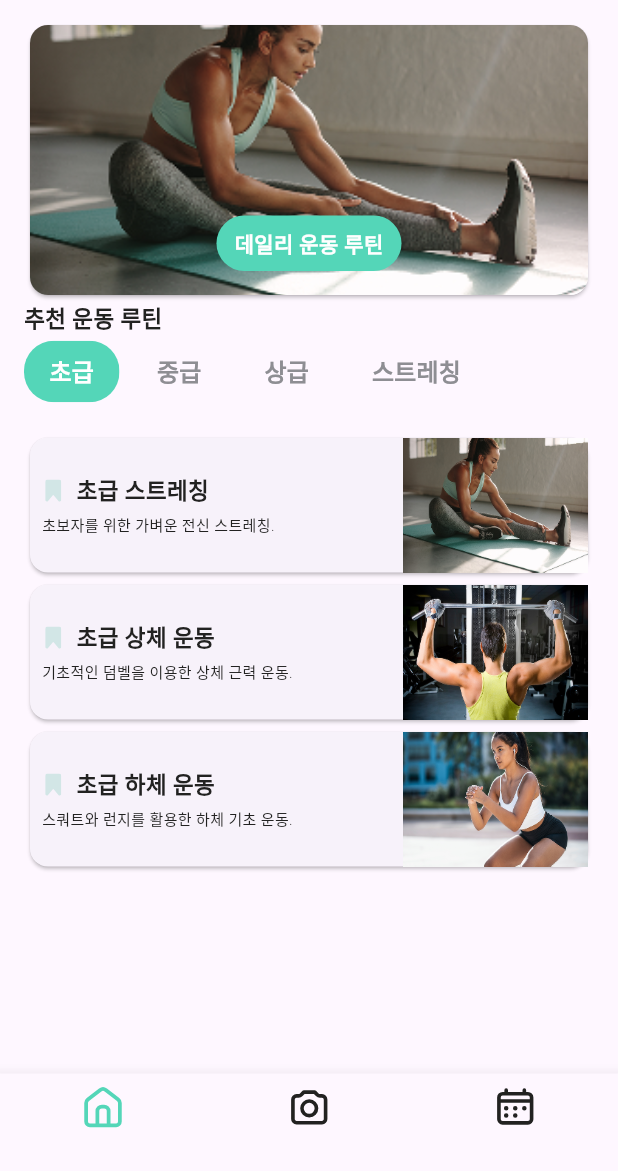
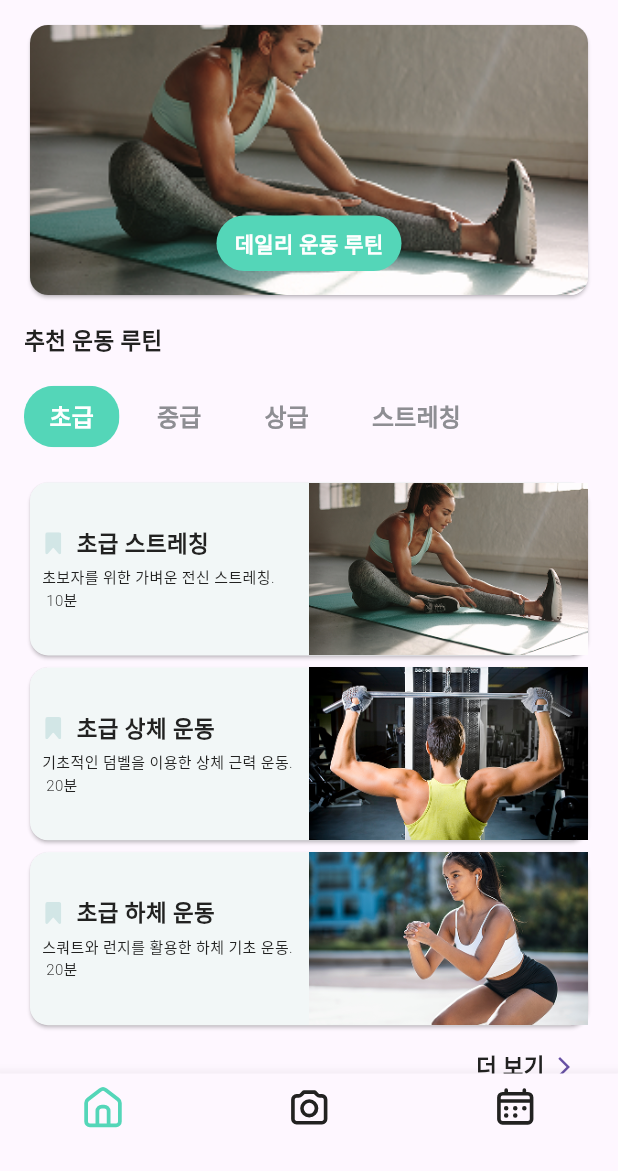
Before and after one commit to leeyeji11/health_routine, a Flutter app: the screen it shows after launch, on a phone screen of 412 x 824 dp, the part 65-1236 px from its top. Run offline on Flutter 3.47's test engine with Material 3 defaults, Android fonts, the phone set to English and light mode, and no system bars; our stand-ins replace flutter_svg, vector_graphics; Roboto replaces fonts that are missing (Pretendard, Urbanist); project files that could hold a hidden picture were left out.

Commit message:
추가 디자인 수정

```diff
--- a/lib/main.dart
+++ b/lib/main.dart
@@ -11,11 +11,11 @@ class HR extends StatelessWidget {
   @override
   Widget build(BuildContext context) {
     return MaterialApp(
+      color: Colors.white,
       title: 'Health Routine',
       debugShowCheckedModeBanner: false,
       // routerConfig: router,
       home: MainScreen(),
-
     );
   }
 }
--- a/lib/presentation/screens/home_screen.dart
+++ b/lib/presentation/screens/home_screen.dart
@@ -51,10 +51,13 @@ class _HomeScreenState extends State<HomeScreen> {
         child: Padding(
           padding: const EdgeInsets.symmetric(horizontal: 16.0),
           child: Column(
+            mainAxisSize: MainAxisSize.min,
             crossAxisAlignment: CrossAxisAlignment.start,
             children: [
               _workoutBanner(),
+              SizedBox(height: 15),
               Text("추천 운동 루틴", style: AppTextStyle.subSectionTitle),
+              SizedBox(height: 15),
               // 🔹 탭 버튼 위젯
               RecommendedWorkoutTabBar(
                 tabs: tabs,
@@ -67,10 +70,10 @@ class _HomeScreenState extends State<HomeScreen> {
               ),
               const SizedBox(height: 16),
               // 🔹 운동 루틴 리스트 위젯
-              SizedBox(
-                height: MediaQuery.of(context).size.height * 0.5,
+              Flexible(
                 child: RecommendedWorkoutList(workouts: getFilteredWorkouts()),
               ),
+
               // 🔹 더 보기 버튼
               TextButton(
                 onPressed: () {},
@@ -93,7 +96,7 @@ class _HomeScreenState extends State<HomeScreen> {
               _buildSearchBar(),
               SizedBox(height: 10),
               SizedBox(
-                height: 300,
+                height: MediaQuery.of(context).size.height,
                 child: equipmentSearchBlock(),
               ),
             ],
--- a/lib/presentation/widgets/home_screen/recommended_workout_card.dart
+++ b/lib/presentation/widgets/home_screen/recommended_workout_card.dart
@@ -1,16 +1,19 @@
 import 'package:flutter/material.dart';
 import 'package:health_routine/gen/assets.gen.dart';
+import 'package:health_routine/presentation/theme/app_color.dart';
 import 'package:health_routine/presentation/theme/app_text_style.dart';
 
 class RecommendedWorkoutCard extends StatefulWidget {
   final String title;
   final String description;
+  final String time;
   final String image;
 
   const RecommendedWorkoutCard({
     super.key,
     required this.title,
     required this.description,
+    required this.time,
     required this.image,
   });
 
@@ -24,6 +27,7 @@ class _RecommendedWorkoutCardState extends State<RecommendedWorkoutCard> {
   @override
   Widget build(BuildContext context) {
     return Card(
+      color: AppColors.backgroundColor,
       shape: RoundedRectangleBorder(
         borderRadius: BorderRadius.circular(12),
       ),
@@ -55,7 +59,7 @@ class _RecommendedWorkoutCardState extends State<RecommendedWorkoutCard> {
                           widget.title,
                           style: AppTextStyle.subSectionTitle,
                           overflow: TextOverflow.ellipsis,
-                          maxLines: 1,
+                          maxLines: 2,
                         ),
                       ),
                     ],
@@ -66,15 +70,27 @@ class _RecommendedWorkoutCardState extends State<RecommendedWorkoutCard> {
                     style: AppTextStyle.workoutDescription,
                     overflow: TextOverflow.ellipsis,
                   ),
+                  Text(
+                    " ${widget.time}분",
+                    style: AppTextStyle.workoutDescription,
+                    overflow: TextOverflow.ellipsis,
+                  ),
                 ],
               ),
             ),
           ),
-          Image.asset(
-            widget.image,
-            width: MediaQuery.of(context).size.width * 0.3,
-            height: 90,
-            fit: BoxFit.fill,
+          Flexible(
+            child: ConstrainedBox(
+              constraints: BoxConstraints(
+                minHeight: 100,
+                maxHeight: 150,
+              ),
+              child: Image.asset(
+                widget.image,
+                width: double.infinity,
+                fit: BoxFit.cover,
+              ),
+            ),
           ),
         ],
       ),
--- a/lib/presentation/widgets/home_screen/recommended_workout_list.dart
+++ b/lib/presentation/widgets/home_screen/recommended_workout_list.dart
@@ -9,12 +9,14 @@ class RecommendedWorkoutList extends StatelessWidget {
   @override
   Widget build(BuildContext context) {
     return ListView.builder(
+      shrinkWrap: true,
       physics: NeverScrollableScrollPhysics(),
       itemCount: 3,
       itemBuilder: (context, index) {
         return RecommendedWorkoutCard(
           title: workouts[index]["title"]!,
           description: workouts[index]["description"]!,
+          time: workouts[index]["time"]!.toString(),
           image: workouts[index]["image"],
         );
       },
```
